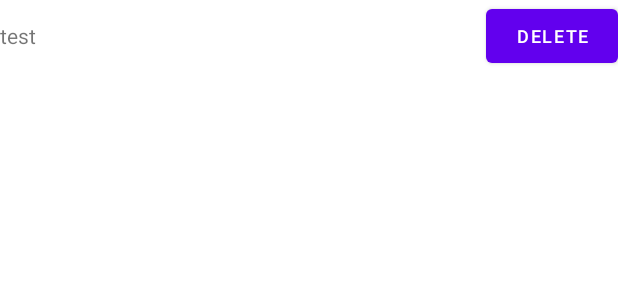
After one commit to keithpang1238/Munch, an Android app: the layout show_list_item_single.xml on its own in the app's theme, with its tools: preview values and no code run, on a phone screen of 412 x 824 dp. The commit adds this screen. Shown: the top 300 px of the screen. Run offline under Robolectric (Android 15) with nearby library versions, the phone set to English and light mode, and no system bars.

Commit message:
Show user's liked shows and allow deletion

```diff
--- a/app/build.gradle
+++ b/app/build.gradle
@@ -52,4 +52,5 @@ dependencies {
     implementation "com.squareup.picasso:picasso:2.71828"
     implementation 'pl.droidsonroids.gif:android-gif-drawable:1.2.19'
     implementation 'androidx.viewpager2:viewpager2:1.0.0'
+    implementation 'com.firebaseui:firebase-ui-firestore:8.0.0'
 }
--- /dev/null
+++ b/app/src/main/res/layout/show_list_item_single.xml
@@ -0,0 +1,30 @@
+<?xml version="1.0" encoding="utf-8"?>
+<LinearLayout xmlns:android="http://schemas.android.com/apk/res/android"
+    android:orientation="horizontal"
+    android:layout_width="match_parent"
+    android:layout_height="wrap_content"
+    android:layout_marginBottom="10dp">
+
+    <TextView
+        android:layout_width="wrap_content"
+        android:layout_height="match_parent"
+        android:id="@+id/nameListText"
+        android:textSize="14sp"
+        android:text="test"
+        android:gravity="center_vertical"
+        android:ellipsize="end"
+        android:maxLines="1"
+        android:layout_weight="1"
+        android:paddingEnd="15dp"
+        android:clickable="true"
+        android:focusable="true" />
+
+    <Button
+        android:layout_width="wrap_content"
+        android:layout_height="match_parent"
+        android:text="Delete"
+        android:id="@+id/deleteLikeButton"
+        android:textSize="12sp"
+        android:layout_weight="0"/>
+
+</LinearLayout>
```
Also changed, not shown: app/src/main/java/com/example/munch/FavouritesFragment.java (+128 -39 lines), app/src/main/java/com/example/munch/ShowModel.java (added, +33 -0 lines), app/src/main/java/com/example/munch/ViewLikedActivity.java (+57 -1 lines), app/src/main/res/layout/fragment_favourites.xml (+6 -5 lines).
